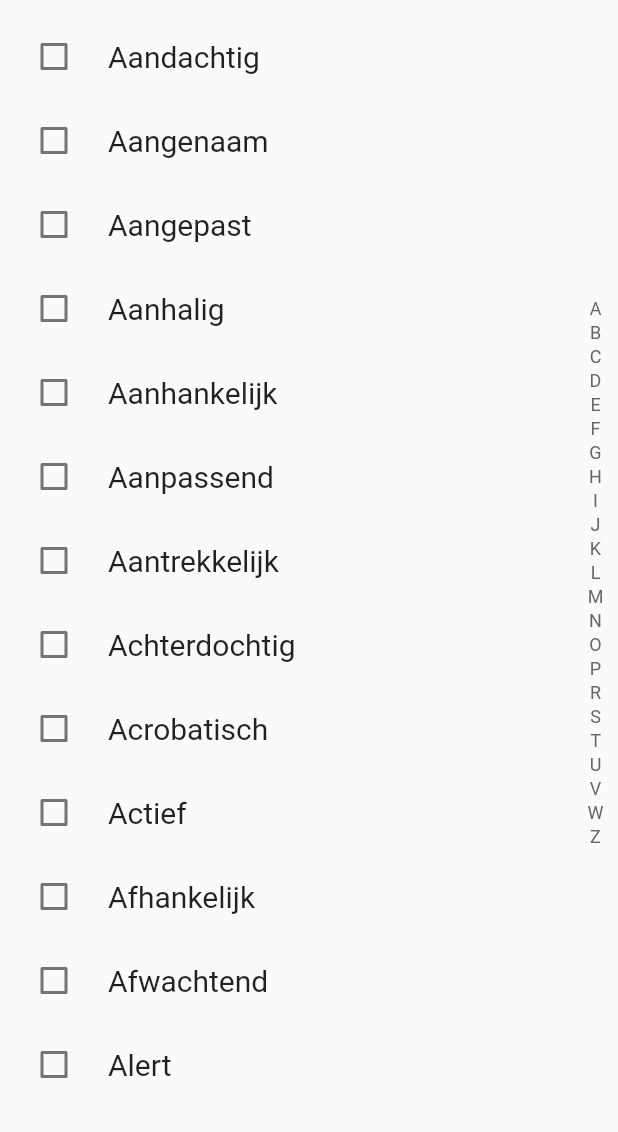
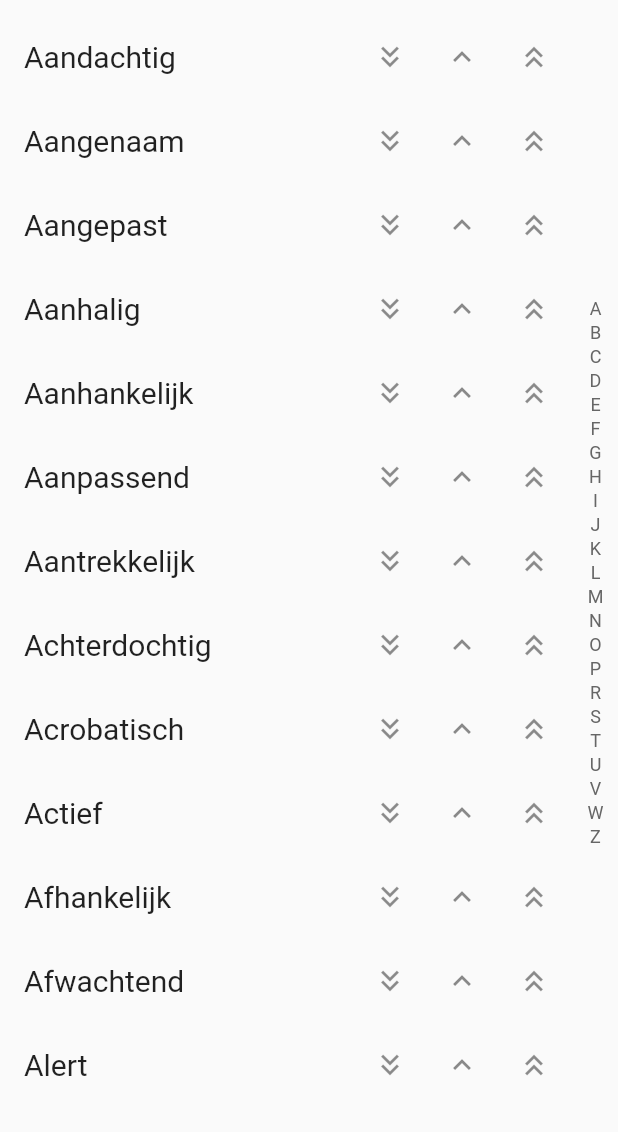
Before and after one commit to ScoutsGidsenVL/totem-app-2023, a Flutter app: the Eigenschappen screen opened directly, on a phone screen of 412 x 824 dp, the part 104-1236 px from its top. Run offline on Flutter 3.47's test engine with Material 2 defaults, Android fonts, the phone set to English and light mode, and no system bars; drawn by our look-alikes of azlistview; our stand-ins replace flutter_cache_manager, flutter_markdown, flutter_native_splash, shared_preferences; accounts and stored records are empty; network calls fail.

Commit message:
Separate buttons for each trait state

```diff
--- a/lib/model/traits_filter.dart
+++ b/lib/model/traits_filter.dart
@@ -1,4 +1,4 @@
-import 'package:flutter/foundation.dart';
+import 'package:flutter/material.dart';
 import 'package:totemapp/model/profile_manager.dart';
 import 'package:totemapp/model/totem_data.dart';
 import 'package:azlistview/azlistview.dart';
@@ -24,17 +24,14 @@ class TraitsFilter extends ChangeNotifier {
   }
 
   int get length {
-    return traits.values
-        .where((state) =>
-            state == TraitState.positive || state == TraitState.negative)
-        .length;
+    return traits.values.where((state) => state != TraitState.neutral).length;
   }
 
-  bool isPositive(String trait) {
-    return traits[trait] == TraitState.positive;
+  TraitState getState(String trait) {
+    return traits[trait] ?? TraitState.neutral;
   }
 
-  void setTrait(String trait, TraitState state) {
+  void setState(String trait, TraitState state) {
     updateTraits(Map.fromEntries([MapEntry(trait, state)]));
   }
 
@@ -83,13 +80,13 @@ class TraitsFilter extends ChangeNotifier {
         })
         .where((e) => e.score > 0)
         .toList()
-      ..sort((a, b) => (b.score - a.score).sign.round());
+      ..sort((a, b) => b.score - a.score);
   }
 }
 
 class TotemResult extends ISuspensionBean {
   final AnimalData animal;
-  final double score;
+  final int score;
 
   TotemResult(this.animal, this.score);
 
@@ -105,11 +102,14 @@ class TotemResult extends ISuspensionBean {
 }
 
 enum TraitState {
-  positive(1),
-  related(1),
-  neutral(0),
-  negative(-2);
+  positive(2, Colors.green, Icons.keyboard_double_arrow_up),
+  related(1, Colors.lightGreen, Icons.expand_less),
+  neutral(0, Colors.grey, Icons.remove),
+  negative(-5, Colors.red, Icons.keyboard_double_arrow_down);
 
-  const TraitState(this.score);
-  final double score;
+  const TraitState(this.score, this.color, this.icon);
+
+  final int score;
+  final MaterialColor color;
+  final IconData icon;
 }
--- a/lib/pages/eigenschappen.dart
+++ b/lib/pages/eigenschappen.dart
@@ -75,7 +75,9 @@ class _EigenschappenState extends State<Eigenschappen> {
             .toList();
 
     var traits = _showRelevant && filter.length > 0
-        ? searchTraits.where((t) => filter.isPositive(t.name)).toList()
+        ? searchTraits
+            .where((t) => filter.getState(t.name) != TraitState.neutral)
+            .toList()
         : searchTraits;
 
     if (filter.isEmpty && _showRelevant) {
@@ -126,7 +128,7 @@ class _EigenschappenState extends State<Eigenschappen> {
                               itemCount: traits.length,
                               itemBuilder: (context, index) {
                                 var trait = traits[index];
-                                return TraitEntry(trait: trait, nestable: true);
+                                return TraitEntry(trait: trait);
                               },
                               indexBarData: _search.isNotEmpty ||
                                       constraints.maxHeight < 400
@@ -163,21 +165,14 @@ class _EigenschappenState extends State<Eigenschappen> {
                             icon: Icon(Icons.delete,
                                 color:
                                     Theme.of(context).colorScheme.onPrimary)),
-                        Padding(
-                          padding: const EdgeInsets.symmetric(
-                              vertical: 16, horizontal: 12),
-                          child: FilledButton(
-                              onPressed: () {
-                                toggleRelevant();
-                              },
-                              child: Text('${filter.length} geselecteerd',
-                                  style: TextStyle(
-                                      fontSize: 20,
-                                      color: Theme.of(context)
-                                          .colorScheme
-                                          .onPrimary))),
+                        Expanded(
+                          child: Padding(
+                            padding: const EdgeInsets.symmetric(
+                                vertical: 16, horizontal: 12),
+                            child: Text('${filter.length} geselecteerd',
+                                style: const TextStyle(color: Colors.white)),
+                          ),
                         ),
-                        Expanded(child: Container()),
                         FilledButton(
                             onPressed: () {
                               Navigator.pushNamed(context, '/results');
@@ -209,10 +204,13 @@ class _EigenschappenState extends State<Eigenschappen> {
                               builder: (context) {
                                 return ProfileDialog(
                                     onSubmitted: (name, color) {
+                                  final profileTraits =
+                                      Map<String, TraitState>.from(
+                                          filter.traits);
                                   filter.reset();
                                   context.read<ProfileManager>().createProfile(
                                       name,
-                                      traits: Map.from(filter.traits),
+                                      traits: profileTraits,
                                       color: color);
                                 });
                               });
--- a/lib/widgets/trait_entry.dart
+++ b/lib/widgets/trait_entry.dart
@@ -1,19 +1,18 @@
 import 'package:flutter/material.dart';
-import 'package:provider/provider.dart';
-import 'package:totemapp/model/dynamic_data.dart';
 import 'package:totemapp/model/totem_data.dart';
 import 'package:totemapp/model/traits_filter.dart';
 import 'package:totemapp/widgets/trait_card.dart';
+import 'package:totemapp/widgets/trait_state_button.dart';
 
 class TraitEntry extends StatelessWidget {
   const TraitEntry({
     super.key,
     required this.trait,
-    this.nestable,
+    this.nested = false,
   });
 
   final TraitData trait;
-  final bool? nestable;
+  final bool nested;
 
   void showCard(BuildContext context) {
     showModalBottomSheet(
@@ -29,39 +28,17 @@ class TraitEntry extends StatelessWidget {
 
   @override
   Widget build(BuildContext context) {
-    final allTraits = context.watch<DynamicData>().traits?.keys.toList() ?? [];
-    final filter = context.watch<TraitsFilter>();
-    final isSelected = filter.isPositive(trait.name);
-
-    return GestureDetector(
-      onLongPress: nestable != true ? null : () => showCard(context),
-      child: CheckboxListTile(
-        key: Key(trait.name),
-        controlAffinity: ListTileControlAffinity.leading,
-        contentPadding: const EdgeInsets.only(left: 16, right: 32),
-        value: isSelected,
-        onChanged: (enabled) {
-          filter.updateTraits(Map.fromEntries([
-            MapEntry(trait.name,
-                enabled == true ? TraitState.positive : TraitState.neutral),
-            ...nestable != true
-                ? []
-                : trait.synonyms.where((e) => allTraits.contains(e)).map((e) =>
-                    MapEntry(
-                        e,
-                        enabled == true
-                            ? TraitState.related
-                            : TraitState.neutral)),
-          ]));
-        },
-        title: Text(trait.name, style: const TextStyle(fontSize: 20)),
-        activeColor: Theme.of(context).colorScheme.primary,
-        secondary: !isSelected || trait.synonyms.isEmpty || nestable != true
-            ? null
-            : IconButton(
-                onPressed: () => showCard(context),
-                icon: const Icon(Icons.more_horiz)),
-      ),
+    return ListTile(
+      onTap: nested ? null : () => showCard(context),
+      key: Key(trait.name),
+      contentPadding:
+          nested ? null : const EdgeInsets.only(left: 16, right: 32),
+      title: Text(trait.name, style: const TextStyle(fontSize: 20)),
+      trailing: Row(mainAxisSize: MainAxisSize.min, children: [
+        TraitStateButton(trait, TraitState.negative),
+        TraitStateButton(trait, TraitState.related),
+        TraitStateButton(trait, TraitState.positive),
+      ]),
     );
   }
 }
--- /dev/null
+++ b/lib/widgets/trait_state_button.dart
@@ -0,0 +1,32 @@
+import 'package:flutter/material.dart';
+import 'package:provider/provider.dart';
+import 'package:totemapp/model/totem_data.dart';
+import 'package:totemapp/model/traits_filter.dart';
+
+class TraitStateButton extends StatelessWidget {
+  final TraitData trait;
+  final TraitState targetState;
+
+  const TraitStateButton(this.trait, this.targetState, {super.key});
+
+  @override
+  Widget build(BuildContext context) {
+    final filter = context.watch<TraitsFilter>();
+    final currentState = filter.getState(trait.name);
+    final isSelected = targetState == currentState;
+
+    return IconButton(
+        onPressed: () {
+          filter.setState(
+              trait.name, isSelected ? TraitState.neutral : targetState);
+        },
+        icon: Container(
+          decoration: isSelected
+              ? BoxDecoration(
+                  shape: BoxShape.circle, color: targetState.color.shade200)
+              : null,
+          child: Icon(targetState.icon,
+              color: isSelected ? targetState.color.shade600 : null),
+        ));
+  }
+}
```
Also changed, not shown: lib/widgets/trait_card.dart (+14 -2 lines).
